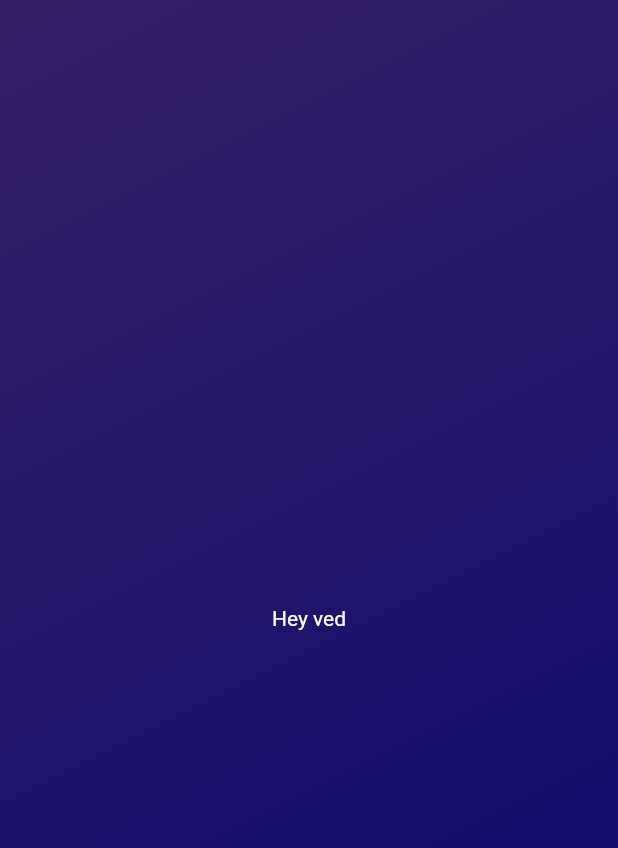
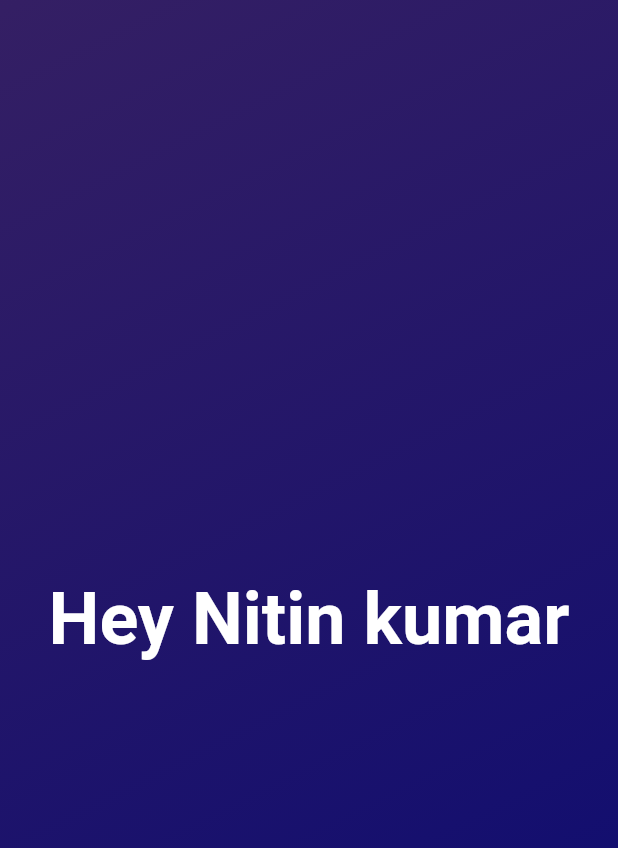
Before and after one commit to Nitinkumargits/Roll-Dice-2.0, a Flutter app: the screen it shows after launch, on a phone screen of 412 x 824 dp. Shown: the top 848 px of the screen. Run offline on Flutter 3.47's test engine with Material 2 defaults, Android fonts, the phone set to English and light mode, and no system bars.

Commit message:
add two new dart file

```diff
--- /dev/null
+++ b/lib/gradient_container.dart
@@ -0,0 +1,24 @@
+import 'package:flutter/material.dart';
+import 'package:roll_dice/text_to.dart';
+
+class MyApp extends StatelessWidget {
+  const MyApp({super.key});
+
+  // This widget is the root of your application.
+  @override
+  Widget build(BuildContext context) {
+    return MaterialApp(
+      home: Scaffold(
+        body: Container(
+          decoration: const BoxDecoration(
+            gradient: LinearGradient(colors: [
+              Color.fromARGB(225, 26, 2, 80),
+              Color.fromARGB(255, 7, 9, 116),
+            ], begin: Alignment.topLeft, end: Alignment.bottomRight),
+          ),
+          child: TextTo('Hey Nitin kumar'),
+        ),
+      ),
+    );
+  }
+}
--- a/lib/main.dart
+++ b/lib/main.dart
@@ -1,32 +1,6 @@
 import 'package:flutter/material.dart';
+import './gradient_container.dart';
 
 void main() {
   runApp(const MyApp());
 }
-
-class MyApp extends StatelessWidget {
-  const MyApp({super.key});
-
-  // This widget is the root of your application.
-  @override
-  Widget build(BuildContext context) {
-    return MaterialApp(
-      home: Scaffold(
-        body: Container(
-          decoration: const BoxDecoration(
-            gradient: LinearGradient(colors: [
-              Color.fromARGB(225, 26, 2, 80),
-              Color.fromARGB(255, 7, 9, 116),
-            ], begin: Alignment.topLeft, end: Alignment.bottomRight),
-          ),
-          child: const Center(
-            child: Text(
-              'Hey ved',
-              style: TextStyle(color: Colors.white),
-            ),
-          ),
-        ),
-      ),
-    );
-  }
-}
--- /dev/null
+++ b/lib/text_to.dart
@@ -0,0 +1,18 @@
+import 'package:flutter/material.dart';
+
+class TextTo extends StatelessWidget {
+  final String text;
+
+  TextTo(this.text, {super.key});
+
+  @override
+  Widget build(BuildContext context) {
+    return Center(
+      child: Text(
+        text,
+        style: const TextStyle(
+            color: Colors.white, fontSize: 48.0, fontWeight: FontWeight.bold),
+      ),
+    );
+  }
+}
```
